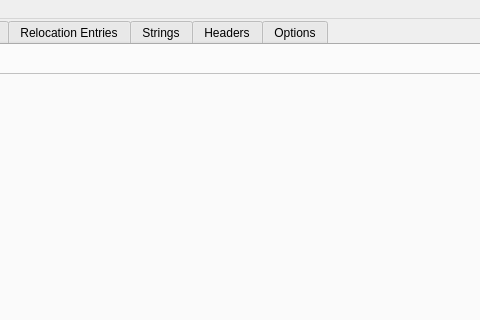
Qt form src/mainwindow.ui (jubal-R/ObjGui) before a commit; both pictures show x 336 to 816 and y 0 to 320 of the 1143 by 575 pixel window.
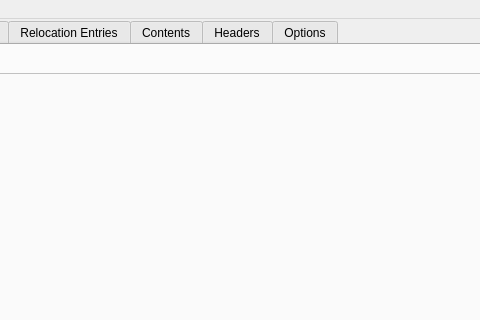
The same form after that commit.

Commit message: renamed strings tab to contents and cleaned up output

Diff of the .ui file:
```diff
--- a/src/mainwindow.ui
+++ b/src/mainwindow.ui
@@ -313,7 +313,7 @@
         </widget>
         <widget class="QWidget" name="tab_3">
          <attribute name="title">
-          <string>Strings</string>
+          <string>Contents</string>
          </attribute>
          <layout class="QGridLayout" name="gridLayout_3">
           <property name="leftMargin">
```
Left out of the diff: 10 changed lines with no effect on the pictures. The commit also changes 4 other files.
